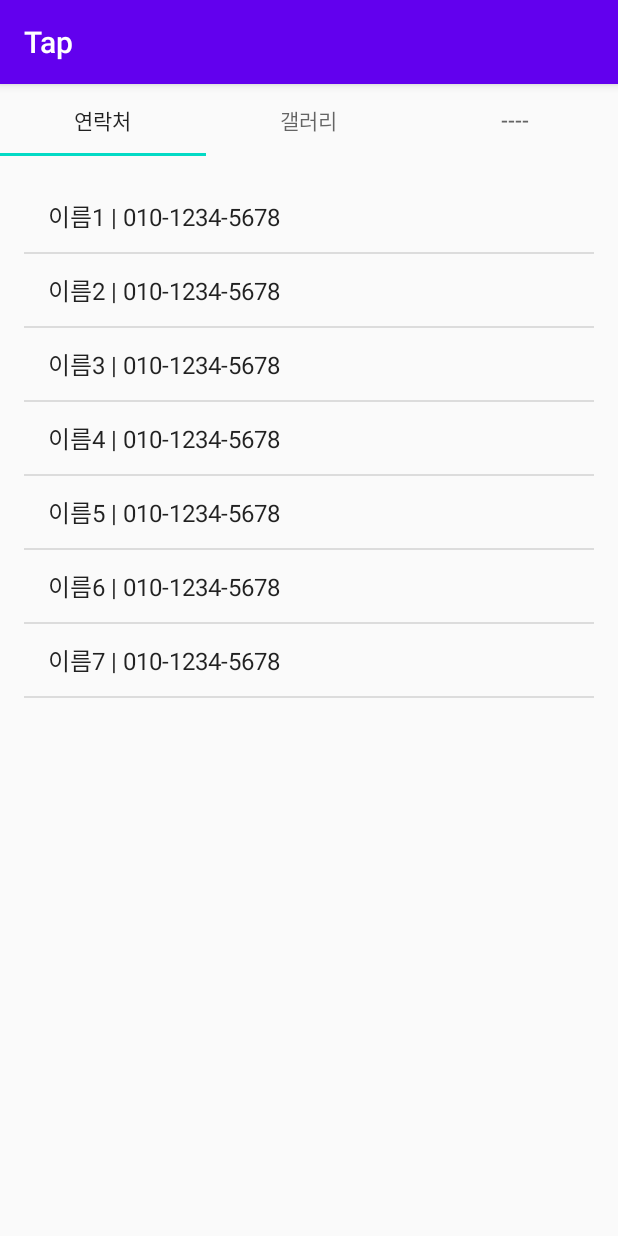
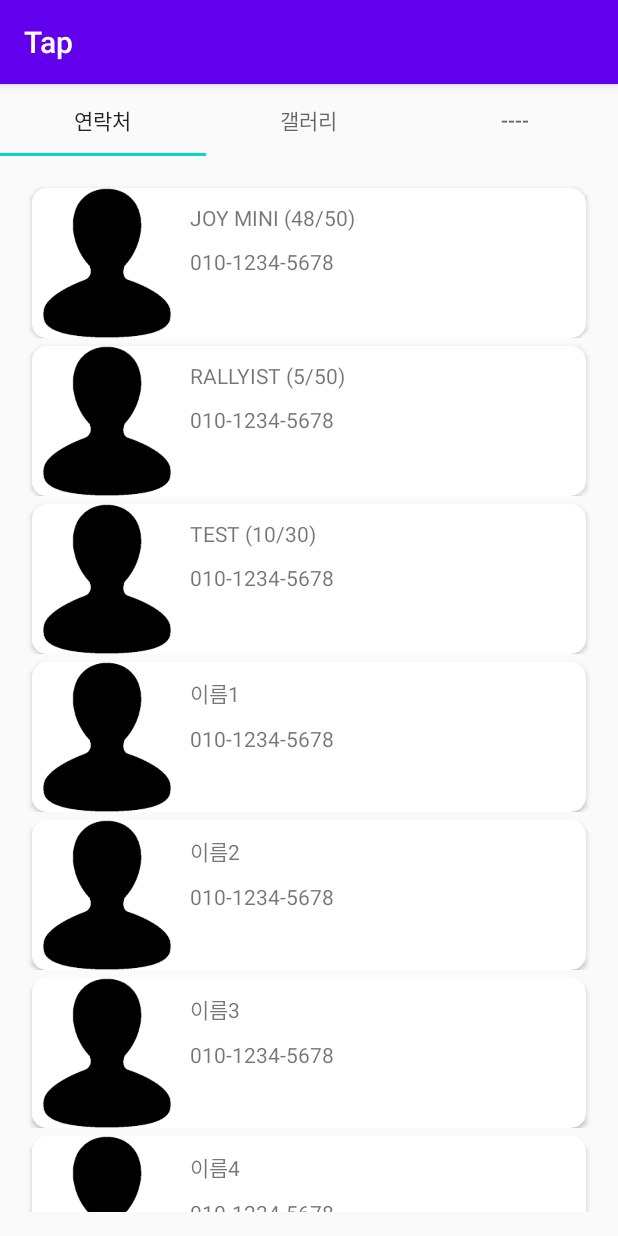
Before and after one commit to SangHyeon54/MadCamp_W1, an Android app: the screen it shows after launch (MainActivity), on a phone screen of 412 x 824 dp. Run offline under Robolectric (Android 15) with nearby library versions, the phone set to English and light mode, and no system bars.

Commit message:
ListView toRrecyclerView

```diff
--- a/app/build.gradle
+++ b/app/build.gradle
@@ -38,6 +38,7 @@ dependencies {
     implementation 'com.android.support:support-v4:28.0.0'
     implementation 'androidx.viewpager:viewpager:1.0.0'
     implementation 'com.google.android.material:material:1.3.0-alpha01'
+    implementation 'androidx.recyclerview:recyclerview:1.1.0'
     testImplementation 'junit:junit:4.12'
     androidTestImplementation 'androidx.test.ext:junit:1.1.1'
     androidTestImplementation 'androidx.test.espresso:espresso-core:3.2.0'
--- /dev/null
+++ b/app/src/main/java/com/example/tap/ContactAdapter.java
@@ -0,0 +1,52 @@
+package com.example.tap;
+
+import android.content.Context;
+import android.view.LayoutInflater;
+import android.view.View;
+import android.view.ViewGroup;
+
+import androidx.recyclerview.widget.RecyclerView;
+
+import java.util.ArrayList;
+
+import static androidx.recyclerview.widget.RecyclerView.*;
+
+public class ContactAdapter extends RecyclerView.Adapter<ViewHolder> {
+
+    private ArrayList<ContactData> myDataList = null;
+
+    ContactAdapter(ArrayList<ContactData> dataList)
+    {
+        myDataList = dataList;
+    }
+
+    @Override
+    public ViewHolder onCreateViewHolder(ViewGroup parent, int viewType)
+    {
+        Context context = parent.getContext();
+        LayoutInflater inflater = (LayoutInflater) context.getSystemService(Context.LAYOUT_INFLATER_SERVICE);
+
+        //전개자(Inflater)를 통해 얻은 참조 객체를 통해 뷰홀더 객체 생성
+        View view = inflater.inflate(R.layout.contact_item, parent, false);
+        ViewHolder viewHolder = new ViewHolder(view);
+
+        return viewHolder;
+    }
+
+    @Override
+    public void onBindViewHolder(ViewHolder viewHolder, int position)
+    {
+        //ViewHolder가 관리하는 View에 position에 해당하는 데이터 바인딩
+        viewHolder.imageView.setImageResource(myDataList.get(position).getImage());
+        viewHolder.name.setText(myDataList.get(position).getName());
+        viewHolder.number.setText(myDataList.get(position).getNumber());
+
+    }
+
+    @Override
+    public int getItemCount()
+    {
+        //Adapter가 관리하는 전체 데이터 개수 반환
+        return myDataList.size();
+    }
+}
--- a/app/src/main/java/com/example/tap/ContactData.java
+++ b/app/src/main/java/com/example/tap/ContactData.java
@@ -1,17 +1,18 @@
 package com.example.tap;
+import android.graphics.drawable.Drawable;
 
 public class ContactData {
-    private String image;
+    private int image;
     private String name;
     private String number;
 
-    public ContactData(String image, String name, String number){
-        this.image = "default.png";
+    public ContactData(int image, String name, String number){
+        this.image = image;
         this.name = name;
         this.number = number;
     }
 
-    public String getImage()
+    public int getImage()
     {
         return this.image;
     }
@@ -25,4 +26,19 @@ public class ContactData {
     {
         return this.number;
     }
+
+    public void setImage(int image)
+    {
+        this.image = image;
+    }
+
+    public void setName(String name)
+    {
+        this.name = name;
+    }
+
+    public void setNumber(String number)
+    {
+        this.number = number;
+    }
 }
--- a/app/src/main/java/com/example/tap/Fragment_1.java
+++ b/app/src/main/java/com/example/tap/Fragment_1.java
@@ -4,13 +4,19 @@ import android.content.Context;
 import android.content.res.AssetManager;
 import android.os.Bundle;
 
+import androidx.core.content.ContextCompat;
 import androidx.fragment.app.Fragment;
+import androidx.recyclerview.widget.DefaultItemAnimator;
+import androidx.recyclerview.widget.LinearLayoutManager;
+import androidx.recyclerview.widget.RecyclerView;
 
 import android.view.LayoutInflater;
 import android.view.View;
 import android.view.ViewGroup;
 import android.widget.ArrayAdapter;
 import android.widget.ListView;
+
+import com.google.android.material.internal.ContextUtils;
 
 import org.json.JSONArray;
 import org.json.JSONException;
@@ -21,6 +27,7 @@ import java.io.IOException;
 import java.io.InputStream;
 import java.io.InputStreamReader;
 import java.util.ArrayList;
+
 
 /**
  * A simple {@link Fragment} subclass.
@@ -39,6 +46,11 @@ public class Fragment_1 extends Fragment {
     // TODO: Rename and change types of parameters
     private String mParam1;
     private String mParam2;
+
+    private RecyclerView mRecyclerView;
+    private ContactAdapter mAdapter;
+    private RecyclerView.LayoutManager mLayoutManager;
+    private ArrayList<ContactData> mMyData;
 
     public Fragment_1() {
         // Required empty public constructor
@@ -64,18 +76,96 @@ public class Fragment_1 extends Fragment {
 
     @Override
     public void onCreate(Bundle savedInstanceState) {
+        /*
         super.onCreate(savedInstanceState);
         if (getArguments() != null) {
             mParam1 = getArguments().getString(ARG_PARAM1);
             mParam2 = getArguments().getString(ARG_PARAM2);
         }
+
+        super.onCreate(savedInstanceState);
+        setContentView(R.layout.fragment_1);
+
+        this.InitializeData();
+
+        RecyclerView recyclerView = (RecyclerView)findViewById(R.id.recyclerView);
+        LinearLayoutManager manager = new LinearLayoutManager(this, LinearLayoutManager.VERTICAL,false);
+        */
+        super.onCreate(savedInstanceState);
+        initDataset();
     }
 
     @Override
     public View onCreateView(LayoutInflater inflater, ViewGroup container,
                              Bundle savedInstanceState) {
+        View view = inflater.inflate(R.layout.fragment_1, container, false);
+        mRecyclerView = (RecyclerView) view.findViewById(R.id.recyclerView);
+        mRecyclerView.setHasFixedSize(true);
+        mLayoutManager = new LinearLayoutManager(getActivity());
+        mRecyclerView.setLayoutManager(mLayoutManager);
+        mRecyclerView.scrollToPosition(0);
+        mAdapter = new ContactAdapter(mMyData);
+        mRecyclerView.setAdapter(mAdapter);
+        mRecyclerView.setItemAnimator(new DefaultItemAnimator());
+        return view;
+
+        /*
         View view = inflater.inflate(R.layout.fragment_1, null) ;
 
+        ArrayAdapter adapter = new ArrayAdapter(getActivity(), android.R.layout.simple_list_item_1, contacts) ;
+
+        RecyclerView contact_view = (RecyclerView) view.findViewById(R.id.recyclerView) ;
+        RecyclerView.setAdapter(adapter) ;
+
+        return view;
+        */
+    }
+
+    private void initDataset() {
+        //for Test
+        mMyData = new ArrayList<>();
+        String temp = "image1";
+
+        mMyData.add(new ContactData(getResources().getIdentifier(temp, "drawable", getActivity().getPackageName()), "JOY MINI (48/50)", "010-1234-5678"));
+        mMyData.add(new ContactData(R.drawable.image1, "RALLYIST (5/50)",  "010-1234-5678"));
+        mMyData.add(new ContactData(R.drawable.image1, "TEST (10/30)",  "010-1234-5678"));
+
+        AssetManager assetManager= getContext().getAssets();
+
+        try {
+            InputStream is= assetManager.open("jsons/Contact.json");
+            InputStreamReader isr= new InputStreamReader(is);
+            BufferedReader reader= new BufferedReader(isr);
+
+            StringBuffer buffer= new StringBuffer();
+            String line= reader.readLine();
+            while (line!=null){
+                buffer.append(line+"\n");
+                line=reader.readLine();
+            }
+
+            String jsonData= buffer.toString();
+
+            //json 데이터가 []로 시작하는 배열일때..
+            JSONArray jsonArray= new JSONArray(jsonData);
+
+            String s="";
+
+            for(int i=0; i<jsonArray.length();i++){
+                JSONObject jo=jsonArray.getJSONObject(i);
+
+                String name= jo.getString("name");
+                String number= jo.getString("contact");
+                mMyData.add(new ContactData(R.drawable.image1, name,  number));
+            }
+
+        } catch (IOException e) {e.printStackTrace();}
+        catch (JSONException e) {e.printStackTrace(); }
+
+    }
+
+    /*
+    private void initDataset() {
         ArrayList contacts = new ArrayList();
 
         AssetManager assetManager= getContext().getAssets();
@@ -104,21 +194,11 @@ public class Fragment_1 extends Fragment {
 
                 String name= jo.getString("name");
                 String number= jo.getString("contact");
-
-
-                //s += name+" : "+msg+"==>"+aa+","+bb+"\n";
                 contacts.add(name + " | " + number);
             }
 
         } catch (IOException e) {e.printStackTrace();}
         catch (JSONException e) {e.printStackTrace(); }
-
-
-        ArrayAdapter adapter = new ArrayAdapter(getActivity(), android.R.layout.simple_list_item_1, contacts) ;
-
-        ListView listview = (ListView) view.findViewById(R.id.listview1) ;
-        listview.setAdapter(adapter) ;
-
-        return view;
     }
+     */
 }
--- /dev/null
+++ b/app/src/main/java/com/example/tap/ViewHolder.java
@@ -0,0 +1,22 @@
+package com.example.tap;
+
+import android.view.View;
+import android.widget.ImageView;
+import android.widget.TextView;
+
+import androidx.recyclerview.widget.RecyclerView;
+
+public class ViewHolder extends RecyclerView.ViewHolder{
+    ImageView imageView;
+    TextView name;
+    TextView number;
+
+    ViewHolder(View itemView)
+    {
+        super(itemView);
+
+        imageView = itemView.findViewById(R.id.imageView2);
+        name = itemView.findViewById(R.id.name);
+        number = itemView.findViewById(R.id.number);
+    }
+}
--- /dev/null
+++ b/app/src/main/res/layout/contact_item.xml
@@ -0,0 +1,51 @@
+<?xml version="1.0" encoding="utf-8"?>
+<androidx.constraintlayout.widget.ConstraintLayout xmlns:android="http://schemas.android.com/apk/res/android"
+    xmlns:app="http://schemas.android.com/apk/res-auto"
+    android:layout_width="match_parent"
+    android:layout_height="wrap_content">
+
+    <androidx.cardview.widget.CardView
+        android:id="@+id/cardView"
+        android:layout_width="0dp"
+        android:layout_height="wrap_content"
+        android:layout_marginLeft="5dp"
+        android:layout_marginTop="5dp"
+        android:layout_marginRight="5dp"
+        app:cardCornerRadius="10dp"
+        app:layout_constraintLeft_toLeftOf="parent"
+        app:layout_constraintRight_toRightOf="parent"
+        app:layout_constraintTop_toTopOf="parent">
+
+        <RelativeLayout
+            android:layout_width="match_parent"
+            android:layout_height="match_parent">
+
+            <TextView
+                android:id="@+id/name"
+                android:layout_width="wrap_content"
+                android:layout_height="wrap_content"
+                android:layout_marginLeft="5dp"
+                android:layout_marginTop="10dp"
+                android:layout_toRightOf="@id/imageView2"
+                android:text="TextView" />
+
+            <TextView
+                android:id="@+id/number"
+                android:layout_width="wrap_content"
+                android:layout_height="wrap_content"
+                android:layout_below="@id/name"
+                android:layout_marginLeft="5dp"
+                android:layout_marginTop="10dp"
+                android:layout_marginBottom="-76dp"
+                android:layout_toRightOf="@id/imageView2"
+                android:text="TextView" />
+
+            <ImageView
+                android:id="@+id/imageView2"
+                android:layout_width="100dp"
+                android:layout_height="100dp"
+                android:adjustViewBounds="true"
+                app:srcCompat="@mipmap/ic_launcher" />
+        </RelativeLayout>
+    </androidx.cardview.widget.CardView>
+</androidx.constraintlayout.widget.ConstraintLayout>
--- a/app/src/main/res/layout/fragment_1.xml
+++ b/app/src/main/res/layout/fragment_1.xml
@@ -12,9 +12,9 @@ app:layout_behavior="@string/appbar_scrolling_view_behavior"
 tools:context=".MainActivity"
 tools:showIn="@layout/activity_main">
 
-<ListView
-    android:id="@+id/listview1"
-    android:layout_width="match_parent"
-    android:layout_height="match_parent"/>
+    <androidx.recyclerview.widget.RecyclerView
+        android:id="@+id/recyclerView"
+        android:layout_width="match_parent"
+        android:layout_height="match_parent" />
 
 </RelativeLayout>
--- a/build.gradle
+++ b/build.gradle
@@ -9,6 +9,8 @@ buildscript {
         classpath 'com.android.support:support-v4:28.0.0'
         classpath 'com.android.support:design:28.0.0'
         classpath 'com.google.android.material:material:1.1.0'
+        classpath 'com.android.support:cardview-v7:28.0.0'
+        classpath 'com.android.support:recyclerview-v7:28.0.0'
         // NOTE: Do not place your application dependencies here; they belong
         // in the individual module build.gradle files
     }
```
Also changed, not shown: app/src/main/res/drawable/image1.png (added).
